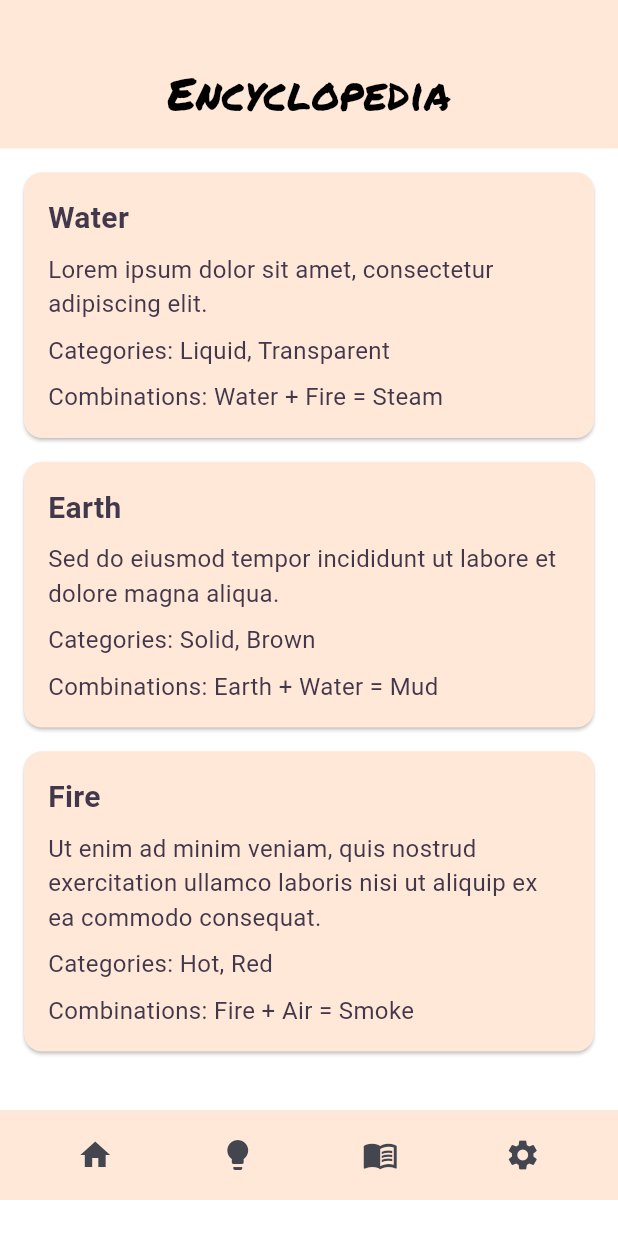
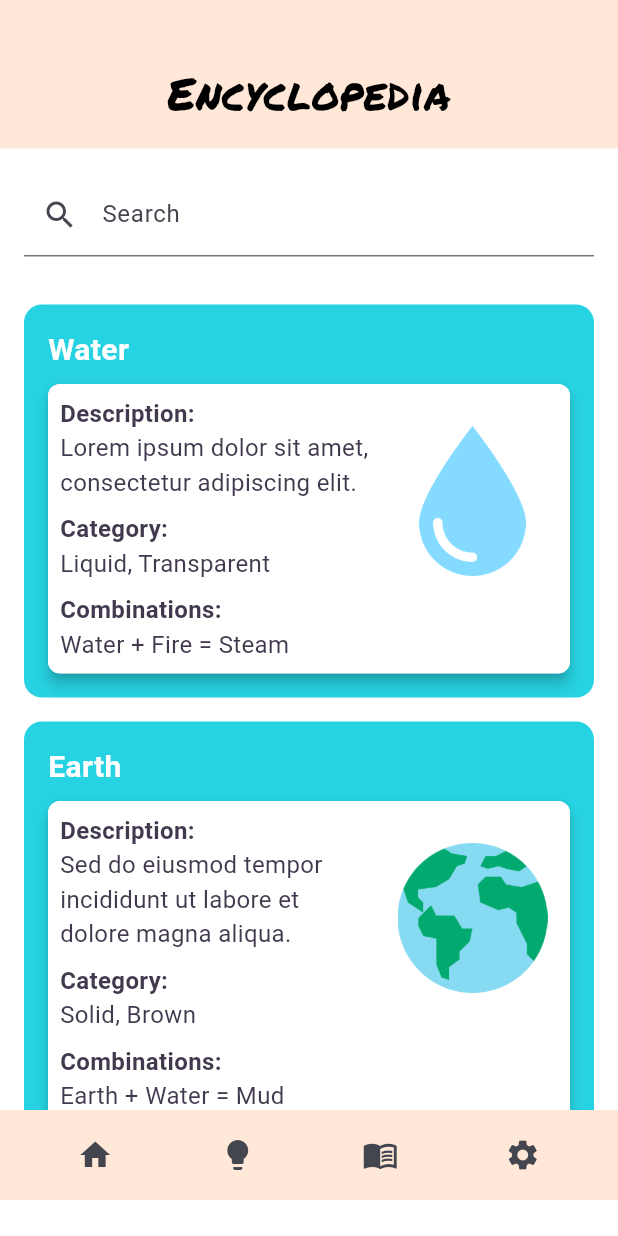
Before and after one commit to h0nu/585-group8, a Flutter app: the EncyclopediaScreen screen opened by its route, on a phone screen of 412 x 824 dp. Run offline on Flutter 3.47's test engine with Material 3 defaults, Android fonts, the phone set to English and light mode, and no system bars; our stand-ins replace audioplayers, firebase_core, firebase_crashlytics, go_router, shared_preferences; missing offline and left inert: games_services; accounts and stored records are empty.

Commit message:
encyclopedia page search implementation

```diff
--- /dev/null
+++ b/lib/src/level_selection/element_info.dart
@@ -0,0 +1,42 @@
+// element_info.dart
+
+class ElementInfo {
+  final String title;
+  final String description;
+  final String category;
+  final String combination;
+  final String imagePath;
+
+  ElementInfo({
+    required this.title,
+    required this.description,
+    required this.category,
+    required this.combination,
+    required this.imagePath,
+  });
+}
+
+final List<ElementInfo> elementData = [
+  ElementInfo(
+    title: 'Water',
+    description: 'Lorem ipsum dolor sit amet, consectetur adipiscing elit.',
+    category: 'Liquid, Transparent',
+    combination: 'Water + Fire = Steam',
+    imagePath: 'assets/images/water.png',
+  ),
+  ElementInfo(
+    title: 'Earth',
+    description: 'Sed do eiusmod tempor incididunt ut labore et dolore magna aliqua.',
+    category: 'Solid, Brown',
+    combination: 'Earth + Water = Mud',
+    imagePath: 'assets/images/earth.png',
+  ),
+  ElementInfo(
+    title: 'Fire',
+    description: 'Ut enim ad minim veniam, quis nostrud exercitation ullamco laboris nisi ut aliquip ex ea commodo consequat.',
+    category: 'Hot, Red',
+    combination: 'Fire + Air = Smoke',
+    imagePath: 'assets/images/fire.png',
+  ),
+  // Add more ElementInfo objects as needed
+];
--- a/lib/src/level_selection/encyclopedia.dart
+++ b/lib/src/level_selection/encyclopedia.dart
@@ -5,40 +5,98 @@ import '../audio/audio_controller.dart';
 import '../audio/sounds.dart';
 
 import '../style/palette.dart';
+import 'element_info.dart';
 
-class EncyclopediaScreen extends StatelessWidget {
+class EncyclopediaScreen extends StatefulWidget {
   const EncyclopediaScreen({Key? key}) : super(key: key);
 
+  @override
+  _EncyclopediaScreenState createState() => _EncyclopediaScreenState();
+}
+
+class _EncyclopediaScreenState extends State<EncyclopediaScreen> {
+  String searchQuery = '';
+  List<ElementInfo> filteredElements = elementData;
+
   // Helper method to create a card for each element
-  Widget _buildElementCard(String title, String description, String category, String combination) {
-    final Color cardBackgroundColor = Color.fromRGBO(255, 232, 215, 1.0); // Adjust the alpha value as needed
+  Widget _buildElementCard(ElementInfo elementInfo, BuildContext context) {
+    final palette = context.watch<Palette>();
     return Card(
-      elevation: 1,
+      elevation: 0,
       margin: const EdgeInsets.only(bottom: 16),
-      color: cardBackgroundColor,
+      color: palette.cardBackgroundColor,
       child: Padding(
         padding: const EdgeInsets.all(16),
         child: Column(
           crossAxisAlignment: CrossAxisAlignment.start,
           children: [
             Text(
-              title,
-              style: TextStyle(fontSize: 20, fontWeight: FontWeight.bold),
+              elementInfo.title,
+              style: TextStyle(fontSize: 20, fontWeight: FontWeight.bold, color:Colors.white),
             ),
             SizedBox(height: 8),
+            Material(
+              elevation: 4, // Adjust the elevation value as needed
+              borderRadius: BorderRadius.circular(8),
+              child: ClipRRect(
+                borderRadius: BorderRadius.circular(8),
+                child: Container(
+                  color: Colors.white,
+                  padding: const EdgeInsets.all(8),
+                  child: Row(
+                    crossAxisAlignment: CrossAxisAlignment.start,
+                    children: [
+                      Expanded(
+                        child: Column(
+                          crossAxisAlignment: CrossAxisAlignment.start,
+                          children: [
                             Text(
-              description,
+                              'Description:',
+                              style: TextStyle(fontSize: 16, fontWeight: FontWeight.bold),
+                            ),
+                            Text(
+                              elementInfo.description,
                               style: TextStyle(fontSize: 16),
                             ),
                             SizedBox(height: 8),
                             Text(
-              'Categories: $category',
+                              'Category:',
+                              style: TextStyle(fontSize: 16, fontWeight: FontWeight.bold),
+                            ),
+                            Text(
+                              elementInfo.category,
                               style: TextStyle(fontSize: 16),
                             ),
                             SizedBox(height: 8),
                             Text(
-              'Combinations: $combination',
+                              'Combinations:',
+                              style: TextStyle(fontSize: 16, fontWeight: FontWeight.bold),
+                            ),
+                            Text(
+                              elementInfo.combination,
                               style: TextStyle(fontSize: 16),
+                            ),
+                          ],
+                        ),
+                      ),
+                      SizedBox(width: 8),
+                      // Add an Image widget with the specified imagePath
+                      Padding(
+                        padding: const EdgeInsets.symmetric(vertical: 20, horizontal: 7), // Adjust vertical padding as needed
+                        child: Align(
+                          alignment: Alignment.center,
+                          child: Image.asset(
+                            elementInfo.imagePath,
+                            width: 100, // Adjust the width as needed
+                            height: 100, // Adjust the height as needed
+                            fit: BoxFit.cover,
+                          ),
+                        ),
+                      ),
+                    ],
+                  ),
+                ),
+              ),
             ),
           ],
         ),
@@ -70,6 +128,29 @@ class EncyclopediaScreen extends StatelessWidget {
               ),
             ),
           ),
+          Padding(
+            padding: const EdgeInsets.all(16),
+            child: TextField(
+              onChanged: (value) {
+                setState(() {
+                  searchQuery = value;
+                  if (searchQuery.isEmpty) {
+                    // If search query is empty, display all elements
+                    filteredElements = List.from(elementData);
+                  } else {
+                    // If search query is not empty, filter elements based on the query
+                    filteredElements = elementData
+                        .where((element) => element.title.toLowerCase().contains(searchQuery.toLowerCase()))
+                        .toList();
+                  }
+                });
+              },
+              decoration: InputDecoration(
+                labelText: 'Search',
+                prefixIcon: Icon(Icons.search),
+              ),
+            ),
+          ),
           Expanded(
             child: Scrollbar(
               child: SingleChildScrollView(
@@ -77,27 +158,7 @@ class EncyclopediaScreen extends StatelessWidget {
                   padding: const EdgeInsets.all(16),
                   child: Column(
                     crossAxisAlignment: CrossAxisAlignment.start,
-                    children: [
-                      _buildElementCard(
-                        'Water',
-                        'Lorem ipsum dolor sit amet, consectetur adipiscing elit.',
-                        'Liquid, Transparent',
-                        'Water + Fire = Steam',
-                      ),
-                      _buildElementCard(
-                        'Earth',
-                        'Sed do eiusmod tempor incididunt ut labore et dolore magna aliqua.',
-                        'Solid, Brown',
-                        'Earth + Water = Mud',
-                      ),
-                      _buildElementCard(
-                        'Fire',
-                        'Ut enim ad minim veniam, quis nostrud exercitation ullamco laboris nisi ut aliquip ex ea commodo consequat.',
-                        'Hot, Red',
-                        'Fire + Air = Smoke',
-                      ),
-                      // Add more cards as needed
-                    ],
+                    children: filteredElements.map((elementInfo) => _buildElementCard(elementInfo, context)).toList(),
                   ),
                 ),
               ),
@@ -152,4 +213,5 @@ class EncyclopediaScreen extends StatelessWidget {
       ),
     );
   }
+
 }
--- a/lib/src/style/palette.dart
+++ b/lib/src/style/palette.dart
@@ -39,5 +39,5 @@ class Palette {
   Color get backgroundMenu => Color.fromRGBO(255,232,215,1); //Menu color
   Color get backgroundEncyclopedia => Colors.white; //Encyclopedia page color
   Color get backgroundPlayButton => Color.fromRGBO(7,204,222,.87);
-  Color get cardBackgroundColor => Color.fromRGBO(255, 232, 215, 0.7);
+  Color get cardBackgroundColor => Color.fromRGBO(7,204,222,.87);
 }
```
Lines whose indentation alone changed are shown as unchanged.
